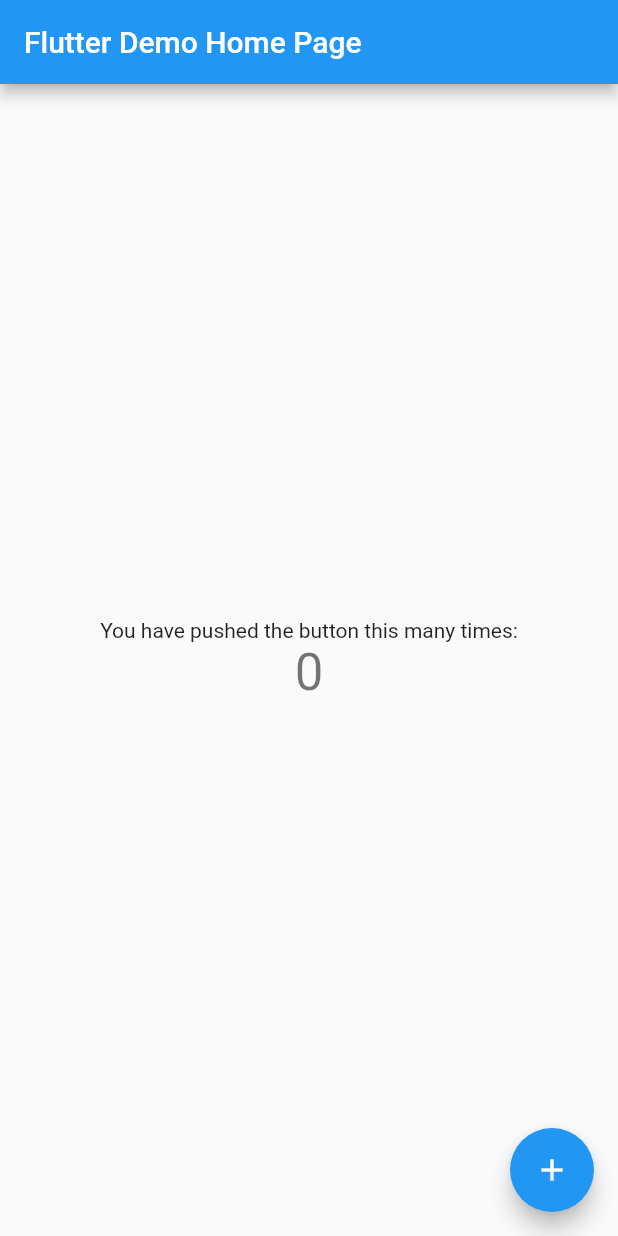
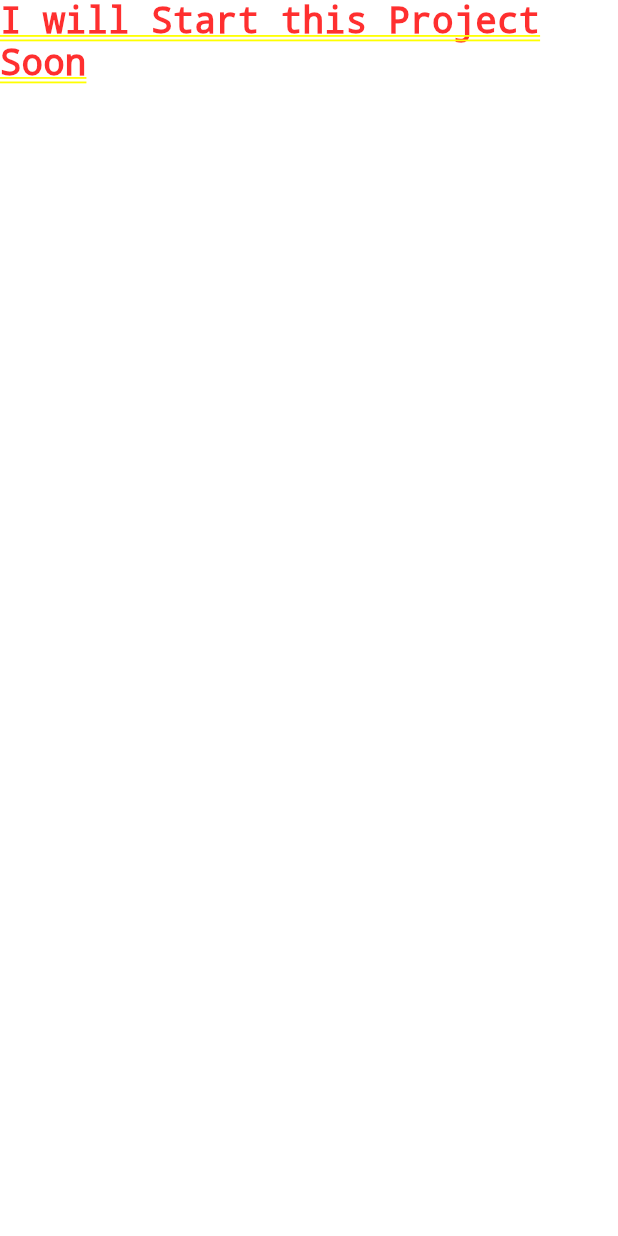
Before and after one commit to MHashamKhan1999/ehall, a Flutter app: the screen it shows after launch, on a phone screen of 412 x 824 dp. Run offline on Flutter 3.47's test engine with Material 2 defaults, Android fonts, the phone set to English and light mode, and no system bars.

Commit message:
Update the Files for starting this project Soon

```diff
--- /dev/null
+++ b/lib/Screens/homepage.dart
@@ -0,0 +1,16 @@
+import 'package:flutter/material.dart';
+
+class HomePage extends StatelessWidget {
+  const HomePage({Key? key}) : super(key: key);
+
+  @override
+  Widget build(BuildContext context) {
+    return Container(
+      child: const Text("I will Start this Project Soon", style: TextStyle(
+        fontSize: 24,
+        fontWeight: FontWeight.w900
+      ),
+      ),
+    );
+  }
+}
--- a/lib/main.dart
+++ b/lib/main.dart
@@ -1,3 +1,4 @@
+import 'package:ehall/Screens/homepage.dart';
 import 'package:flutter/material.dart';
 
 void main() {
@@ -15,92 +16,7 @@ class MyApp extends StatelessWidget {
       theme: ThemeData(
         primarySwatch: Colors.blue,
       ),
-      home: const MyHomePage(title: 'Flutter Demo Home Page'),
+      home: const HomePage(),
     );
   }
 }
-
-class MyHomePage extends StatefulWidget {
-  const MyHomePage({Key? key, required this.title}) : super(key: key);
-
-  // This widget is the home page of your application. It is stateful, meaning
-  // that it has a State object (defined below) that contains fields that affect
-  // how it looks.
-
-  // This class is the configuration for the state. It holds the values (in this
-  // case the title) provided by the parent (in this case the App widget) and
-  // used by the build method of the State. Fields in a Widget subclass are
-  // always marked "final".
-
-  final String title;
-
-  @override
-  State<MyHomePage> createState() => _MyHomePageState();
-}
-
-class _MyHomePageState extends State<MyHomePage> {
-  int _counter = 0;
-
-  void _incrementCounter() {
-    setState(() {
-      // This call to setState tells the Flutter framework that something has
-      // changed in this State, which causes it to rerun the build method below
-      // so that the display can reflect the updated values. If we changed
-      // _counter without calling setState(), then the build method would not be
-      // called again, and so nothing would appear to happen.
-      _counter++;
-    });
-  }
-
-  @override
-  Widget build(BuildContext context) {
-    // This method is rerun every time setState is called, for instance as done
-    // by the _incrementCounter method above.
-    //
-    // The Flutter framework has been optimized to make rerunning build methods
-    // fast, so that you can just rebuild anything that needs updating rather
-    // than having to individually change instances of widgets.
-    return Scaffold(
-      appBar: AppBar(
-        // Here we take the value from the MyHomePage object that was created by
-        // the App.build method, and use it to set our appbar title.
-        title: Text(widget.title),
-      ),
-      body: Center(
-        // Center is a layout widget. It takes a single child and positions it
-        // in the middle of the parent.
-        child: Column(
-          // Column is also a layout widget. It takes a list of children and
-          // arranges them vertically. By default, it sizes itself to fit its
-          // children horizontally, and tries to be as tall as its parent.
-          //
-          // Invoke "debug painting" (press "p" in the console, choose the
-          // "Toggle Debug Paint" action from the Flutter Inspector in Android
-          // Studio, or the "Toggle Debug Paint" command in Visual Studio Code)
-          // to see the wireframe for each widget.
-          //
-          // Column has various properties to control how it sizes itself and
-          // how it positions its children. Here we use mainAxisAlignment to
-          // center the children vertically; the main axis here is the vertical
-          // axis because Columns are vertical (the cross axis would be
-          // horizontal).
-          mainAxisAlignment: MainAxisAlignment.center,
-          children: <Widget>[
-            const Text(
-              'You have pushed the button this many times:',
-            ),
-            Text(
-              '$_counter',
-              style: Theme.of(context).textTheme.headline4,
-            ),
-          ],
-        ),
-      ),
-      floatingActionButton: FloatingActionButton(
-        onPressed: _incrementCounter,
-        tooltip: 'Increment',
-        child: const Icon(Icons.add),
-      ), // This trailing comma makes auto-formatting nicer for build methods.
-    );
-  }
-}
```
